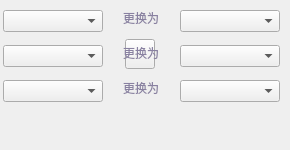
First picture: the form in LNKWallet/citizen/ChangeSenatorSwitchWidget.ui, repository HcashOrg/hx-indicator, before the edit.
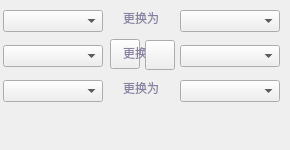
Second picture: the form after the edit.

What changed in the file:
```diff
--- a/LNKWallet/citizen/ChangeSenatorSwitchWidget.ui
+++ b/LNKWallet/citizen/ChangeSenatorSwitchWidget.ui
@@ -16,7 +16,7 @@
   <widget class="QToolButton" name="addBtn">
    <property name="geometry">
     <rect>
-     <x>125</x>
+     <x>110</x>
      <y>39</y>
      <width>30</width>
      <height>30</height>
@@ -163,6 +163,36 @@
     </rect>
    </property>
   </widget>
+  <widget class="QToolButton" name="delBtn">
+   <property name="geometry">
+    <rect>
+     <x>145</x>
+     <y>40</y>
+     <width>30</width>
+     <height>30</height>
+    </rect>
+   </property>
+   <property name="font">
+    <font>
+     <family>微软雅黑</family>
+     <weight>50</weight>
+     <italic>false</italic>
+     <bold>false</bold>
+    </font>
+   </property>
+   <property name="cursor">
+    <cursorShape>PointingHandCursor</cursorShape>
+   </property>
+   <property name="styleSheet">
+    <string notr="true"/>
+   </property>
+   <property name="text">
+    <string/>
+   </property>
+   <property name="BtnStyle" stdset="0">
+    <string>senatordel</string>
+   </property>
+  </widget>
  </widget>
  <resources/>
  <connections/>
```
